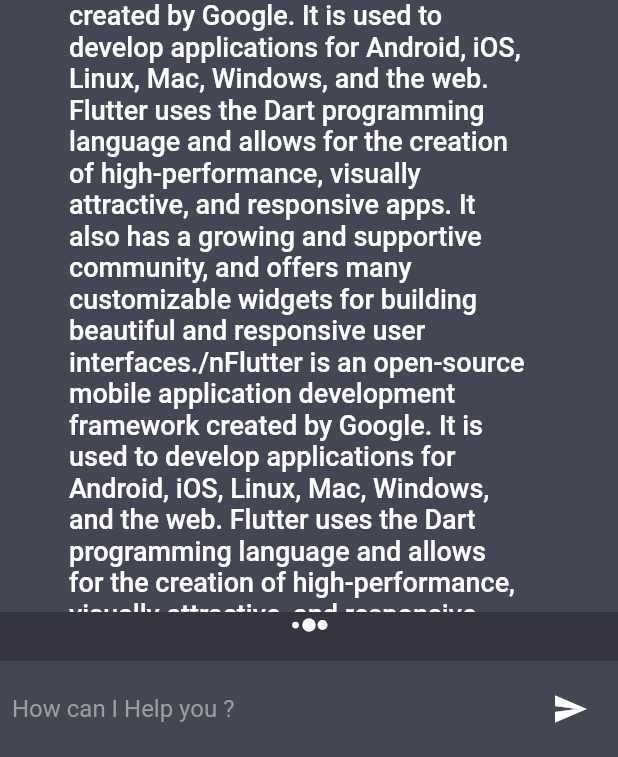
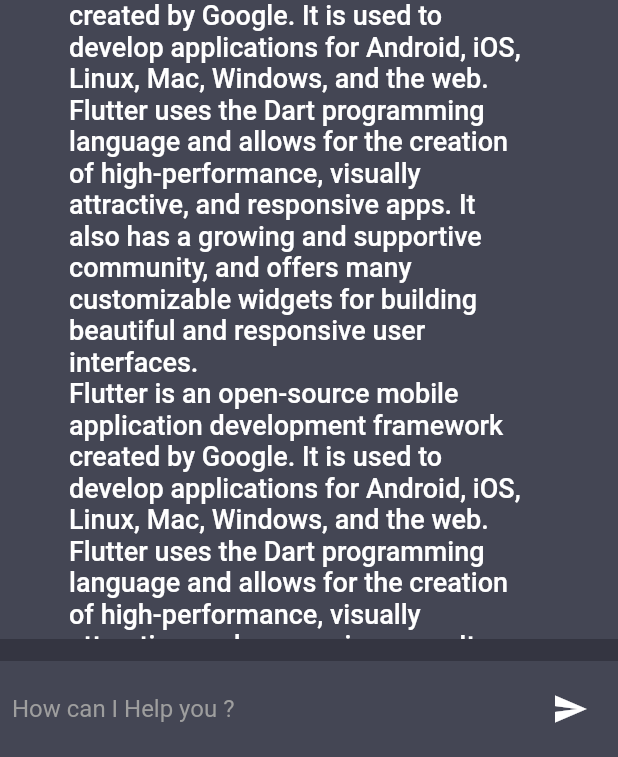
Before and after one commit to Cyrius58/ChatGPT-Orbis, a Flutter app: the screen it shows after launch, on a phone screen of 412 x 824 dp, the part 479-1236 px from its top. Run offline on Flutter 3.47's test engine with Material 2 defaults, Android fonts, the phone set to English and light mode, and no system bars; our stand-ins replace flutter_spinkit.

Commit message:
Implemented sending message functionnality. And receiving an answer from the OpenAI

```diff
--- a/lib/constants/constants.dart
+++ b/lib/constants/constants.dart
@@ -19,7 +19,7 @@
   },
   {
     "msg":
-        "Flutter is an open-source mobile application development framework created by Google. It is used to develop applications for Android, iOS, Linux, Mac, Windows, and the web. Flutter uses the Dart programming language and allows for the creation of high-performance, visually attractive, and responsive apps. It also has a growing and supportive community, and offers many customizable widgets for building beautiful and responsive user interfaces./nFlutter is an open-source mobile application development framework created by Google. It is used to develop applications for Android, iOS, Linux, Mac, Windows, and the web. Flutter uses the Dart programming language and allows for the creation of high-performance, visually attractive, and responsive apps. It also has a growing and supportive community, and offers many customizable widgets for building beautiful and responsive user interfaces.",
+        "Flutter is an open-source mobile application development framework created by Google. It is used to develop applications for Android, iOS, Linux, Mac, Windows, and the web. Flutter uses the Dart programming language and allows for the creation of high-performance, visually attractive, and responsive apps. It also has a growing and supportive community, and offers many customizable widgets for building beautiful and responsive user interfaces.\nFlutter is an open-source mobile application development framework created by Google. It is used to develop applications for Android, iOS, Linux, Mac, Windows, and the web. Flutter uses the Dart programming language and allows for the creation of high-performance, visually attractive, and responsive apps. It also has a growing and supportive community, and offers many customizable widgets for building beautiful and responsive user interfaces.",
     "chatIndex": 1,
   },
   {
--- /dev/null
+++ b/lib/models/chat_models.dart
@@ -0,0 +1,13 @@
+class ChatModel {
+  final String msg;
+  final int chatIndex;
+
+  ChatModel({
+    required this.msg,
+    required this.chatIndex,
+  });
+  factory ChatModel.fromJson(Map<String, dynamic> json) => ChatModel(
+        msg: json["msg"],
+        chatIndex: json["chatIndex"],
+      );
+}
```
Also changed, not shown: lib/screens/chat_screen.dart (+25 -6 lines), lib/services/api_services.dart (+46 -0 lines).
